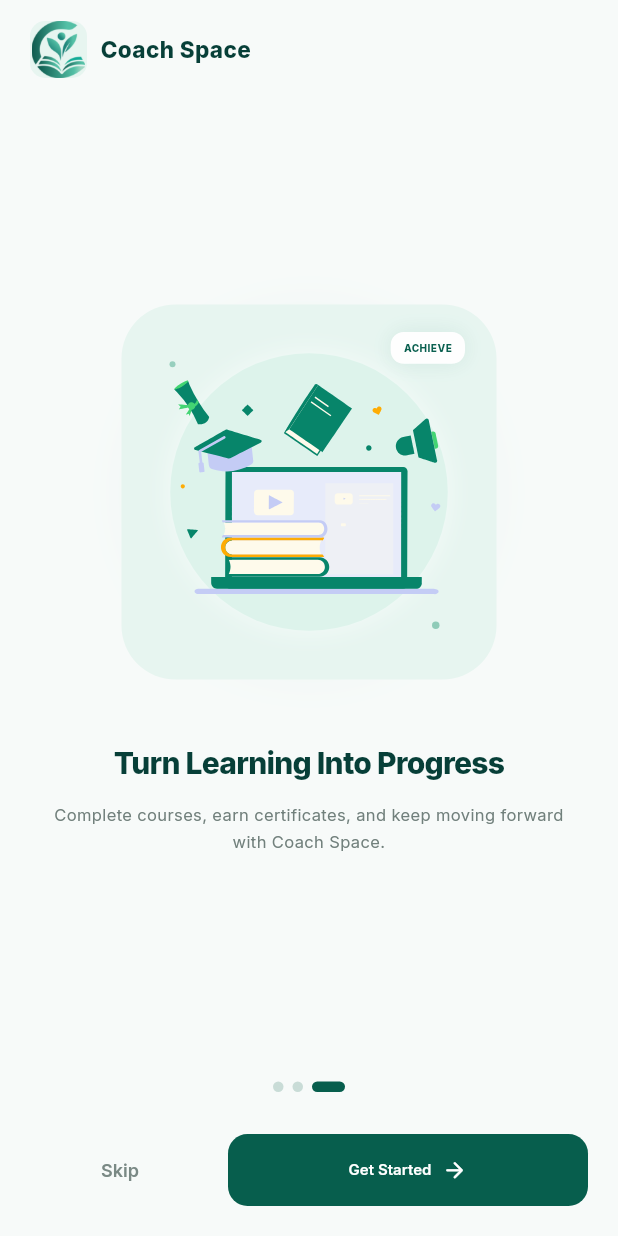
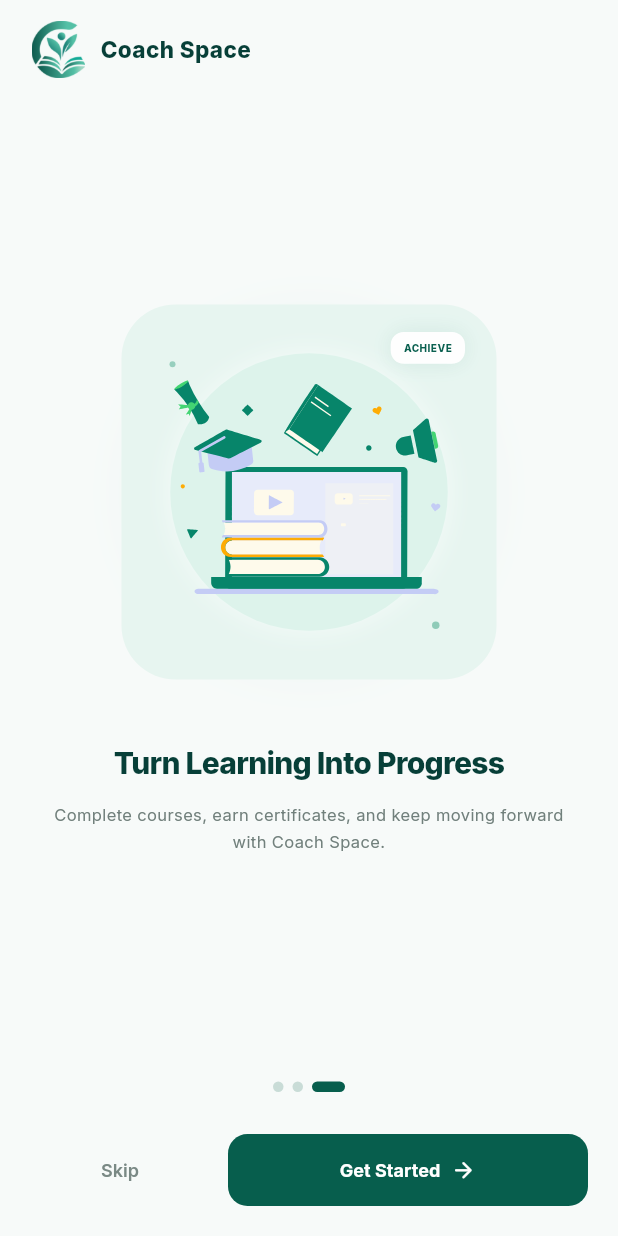
Before and after one commit to Coachspacs/Coachspacs_App, a Flutter app: the screen it shows after launch, swiped to page 3, on a phone screen of 412 x 824 dp. Run offline on Flutter 3.47's test engine with Material 3 defaults, Android fonts, the phone set to English and light mode, and no system bars; our stand-ins replace dio, equatable, flutter_bloc, flutter_secure_storage, get_it, google_fonts and 5 more; accounts and stored records are empty; generated files the repository leaves out were written again.

Commit message:
Update profile and onboarding

```diff
--- a/lib/features/onboarding/screens/onboarding_screen.dart
+++ b/lib/features/onboarding/screens/onboarding_screen.dart
@@ -123,15 +123,9 @@ class _OnboardingScreenState
               ),
               child: Row(
                 children: [
-                  Container(
+                  SizedBox(
                     width: 38,
                     height: 38,
-                    decoration: BoxDecoration(
-                      color: const Color(0xFFE7F5F0),
-                      borderRadius:
-                      BorderRadius.circular(10),
-                    ),
-                    clipBehavior: Clip.antiAlias,
                     child: Image.asset(
                       'assets/images/Logo_img.png',
                       fit: BoxFit.contain,
--- a/lib/features/onboarding/widgets/onboarding_bottom_actions.dart
+++ b/lib/features/onboarding/widgets/onboarding_bottom_actions.dart
@@ -76,8 +76,8 @@ class OnboardingBottomActions extends StatelessWidget {
                           ? 'Get Started'
                           : 'Next',
                       style: GoogleFonts.inter(
-                        fontSize: 10,
-                        fontWeight: FontWeight.w600,
+                        fontSize: 12,
+                        fontWeight: FontWeight.w700,
                       ),
                     ),
 
```
Also changed, not shown: lib/features/student/profile/ui/screens/profile_screen.dart (+0 -11 lines).
